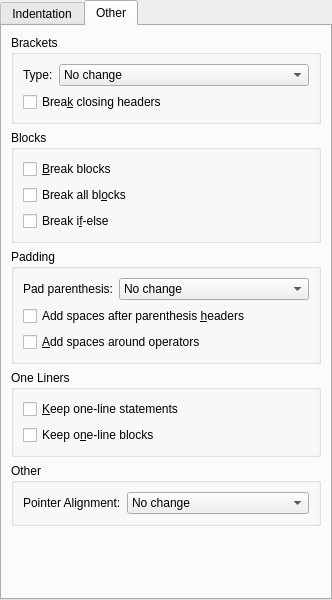
Before: the Qt Designer form plugins/astyle/astyle_preferences.ui in KDE/kdevelop, drawn with Qt 5.
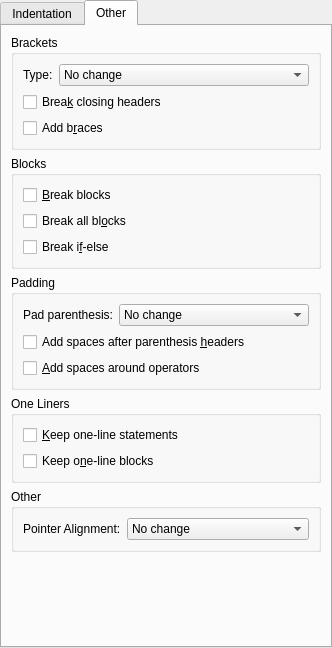
After: the same form once the commit is applied. The open tabs and pages were chosen to show the change. Custom widgets are drawn as their Qt base class.

Commit message: astyle: allow configuring add-braces option

```diff
--- a/plugins/astyle/astyle_preferences.ui
+++ b/plugins/astyle/astyle_preferences.ui
@@ -7,7 +7,7 @@
     <x>0</x>
     <y>0</y>
     <width>332</width>
-    <height>600</height>
+    <height>648</height>
    </rect>
   </property>
   <layout class="QHBoxLayout" name="horizontalLayout">
@@ -365,6 +365,16 @@
               </item>
              </widget>
             </item>
+            <item row="2" column="0" colspan="2">
+             <widget class="QCheckBox" name="chkBracesAdd">
+              <property name="toolTip">
+               <string comment="@info:tooltip">Add braces to unbraced one-line conditional statements (e.g. 'if', 'for', 'while')</string>
+              </property>
+              <property name="text">
+               <string comment="@option:check add braces to unbraced one-line conditional statements">Add b&amp;races</string>
+              </property>
+             </widget>
+            </item>
            </layout>
           </item>
          </layout>
```
The commit also changes 3 other files.
